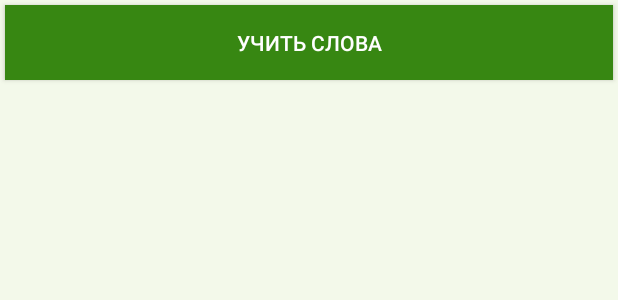
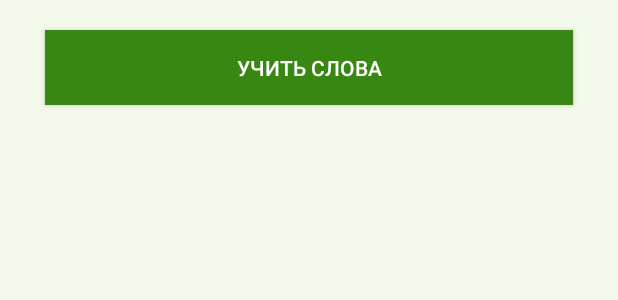
Before and after one commit to KirillKozinets/EngLen, an Android app: the layout fragment_main.xml on its own in the app's theme, with its tools: preview values and no code run, on a phone screen of 412 x 824 dp. Shown: the top 300 px of the screen. Run offline under Robolectric (Android 15) with nearby library versions, the phone set to English and light mode, and no system bars.

```diff
--- a/app/src/main/res/layout/fragment_main.xml
+++ b/app/src/main/res/layout/fragment_main.xml
@@ -4,13 +4,17 @@
     android:layout_width="match_parent"
     android:layout_height="match_parent"
     android:background="@color/Lite"
+    android:orientation="vertical"
     tools:context=".Layouts.MainFragment">
 
+
     <Button
+        android:layout_marginTop="20dp"
+        android:layout_marginLeft="30dp"
+        android:layout_marginRight="30dp"
         android:id="@+id/butWord"
         style="@style/GreenButton"
-        android:layout_width="0dp"
+        android:layout_width="match_parent"
         android:layout_height="50dp"
-        android:layout_weight="1"
         android:text="Учить слова" />
 </LinearLayout>
```
